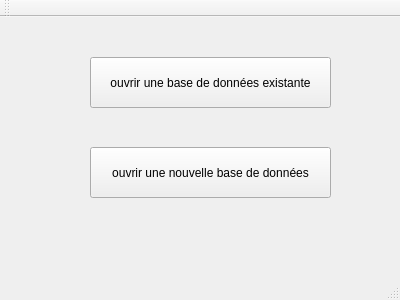
The window that mainwindow.ui (albinpoignot/QtProject) describes before a commit, drawn with Qt 5.
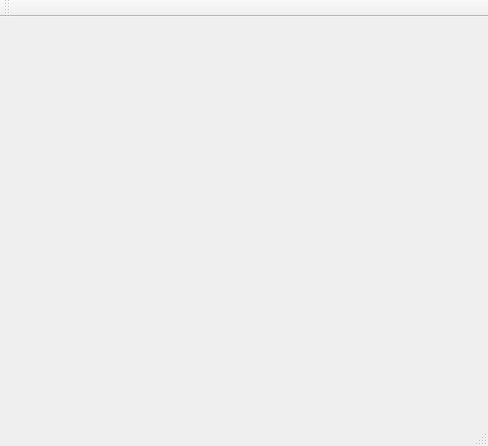
The same window after the commit.

Commit message: ajout de la classe accueil heritant de dialog permettant d'ouvrir la base de données puis d'ouvrir la mainwindow, l'ouverture de cette mainwindow n'est pas encore fonctionnelle

Patch:
```diff
--- a/mainwindow.ui
+++ b/mainwindow.ui
@@ -6,38 +6,22 @@
    <rect>
     <x>0</x>
     <y>0</y>
-    <width>400</width>
-    <height>300</height>
+    <width>488</width>
+    <height>446</height>
    </rect>
   </property>
   <property name="windowTitle">
    <string>MainWindow</string>
   </property>
   <widget class="QWidget" name="centralWidget">
-   <widget class="QPushButton" name="pushButton">
+   <widget class="QWidget" name="widget" native="true">
     <property name="geometry">
      <rect>
-      <x>90</x>
-      <y>40</y>
-      <width>241</width>
-      <height>51</height>
+      <x>30</x>
+      <y>20</y>
+      <width>421</width>
+      <height>341</height>
      </rect>
-    </property>
-    <property name="text">
-     <string>ouvrir une base de données existante</string>
-    </property>
-   </widget>
-   <widget class="QPushButton" name="pushButton_2">
-    <property name="geometry">
-     <rect>
-      <x>90</x>
-      <y>130</y>
-      <width>241</width>
-      <height>51</height>
-     </rect>
-    </property>
-    <property name="text">
-     <string>ouvrir une nouvelle base de données</string>
     </property>
    </widget>
   </widget>
```
Left out of the diff: 2 changed lines with no effect on the pictures. The commit also changes 8 other files.
